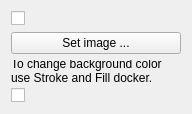
KDE/krita, file libs/kopageapp/tools/backgroundTool/BackgroundToolWidget.ui: the form before one commit.
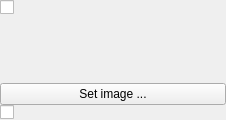
The form after the commit. Custom widgets are drawn as their Qt base class.

Patch:
```diff
--- a/libs/kopageapp/tools/backgroundTool/BackgroundToolWidget.ui
+++ b/libs/kopageapp/tools/backgroundTool/BackgroundToolWidget.ui
@@ -1,54 +1,50 @@
 <ui version="4.0" >
  <class>BackgroundToolWidget</class>
- <widget class="QWidget" name="BackgroundToolWidget" >
-  <property name="geometry" >
+ <widget class="QWidget" name="BackgroundToolWidget">
+  <property name="geometry">
    <rect>
     <x>0</x>
     <y>0</y>
-    <width>192</width>
-    <height>114</height>
+    <width>226</width>
+    <height>120</height>
    </rect>
   </property>
-  <layout class="QVBoxLayout">
+  <property name="sizePolicy">
+   <sizepolicy hsizetype="Preferred" vsizetype="Fixed">
+    <horstretch>0</horstretch>
+    <verstretch>0</verstretch>
+   </sizepolicy>
+  </property>
+  <property name="maximumSize">
+   <size>
+    <width>16777215</width>
+    <height>120</height>
+   </size>
+  </property>
+  <layout class="QVBoxLayout" name="verticalLayout">
+   <property name="spacing">
+    <number>0</number>
+   </property>
+   <property name="margin">
+    <number>0</number>
+   </property>
    <item>
     <layout class="QVBoxLayout">
      <item>
-      <widget class="QCheckBox" name="useMasterBackground" >
-      </widget>
+      <widget class="QCheckBox" name="useMasterBackground"/>
      </item>
      <item>
-      <widget class="QPushButton" name="backgroundImage" >
-       <property name="text" >
+      <widget class="KoPABackgroundFillWidget" name="fillBackground" native="true"/>
+     </item>
+     <item>
+      <widget class="QPushButton" name="backgroundImage">
+       <property name="text">
         <string>Set image ...</string>
        </property>
       </widget>
      </item>
      <item>
-      <widget class="QLabel" name="useStrokeAndFillDockerLabel" >
-       <property name="text" >
-        <string>To change background color use Stroke and Fill docker.</string>
-       </property>
-       <property name="wordWrap">
-        <bool>true</bool>
-       </property>
-      </widget>
-     </item>
-     <item>
-      <widget class="QCheckBox" name="displayMasterShapes" >
-      </widget>
-     </item>
-     <item>
-      <spacer name="verticalSpacer" >
-       <property name="orientation" >
-        <enum>Qt::Vertical</enum>
-       </property>
-       <property name="sizeHint" stdset="0" >
-        <size>
-         <width>20</width>
-         <height>40</height>
-        </size>
-       </property>
-      </spacer>
+      <widget class="QCheckBox" name="displayMasterShapes"/>
      </item>
     </layout>
    </item>
@@ -58,6 +54,14 @@
   <zorder>displayMasterShapes</zorder>
   <zorder>backgroundImage</zorder>
  </widget>
+ <customwidgets>
+  <customwidget>
+   <class>KoPABackgroundFillWidget</class>
+   <extends>QWidget</extends>
+   <header>widgets/KoPABackgroundFillWidget.h</header>
+   <container>1</container>
+  </customwidget>
+ </customwidgets>
  <resources/>
  <connections/>
 </ui>
```
Left out of the diff: 17 changed lines with no effect on the pictures.
